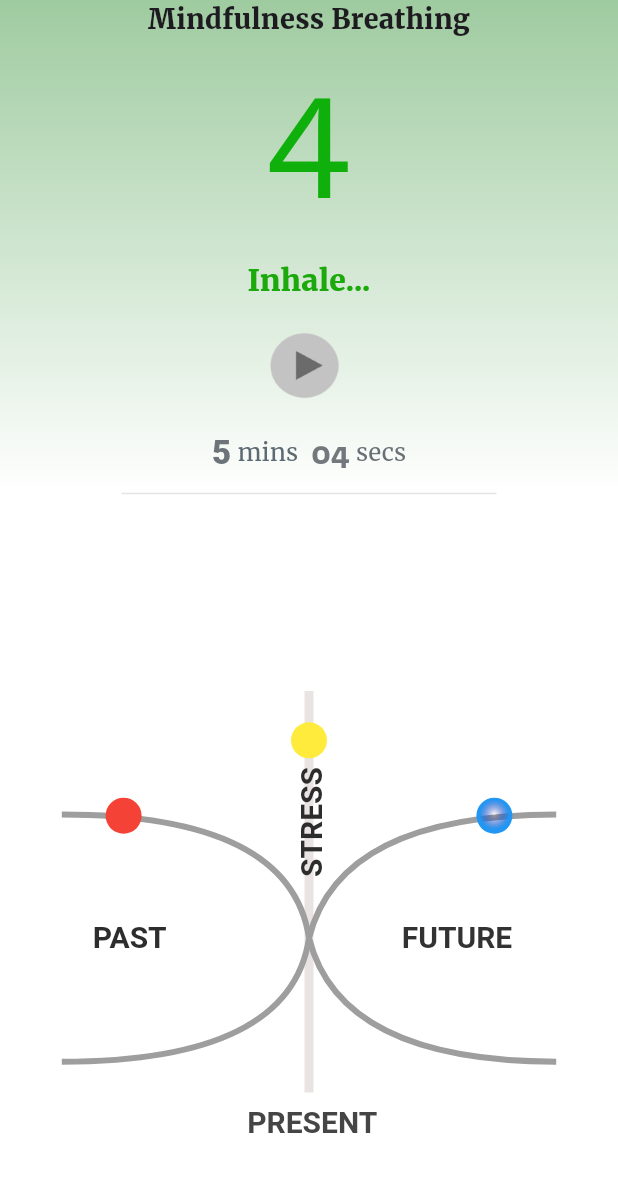
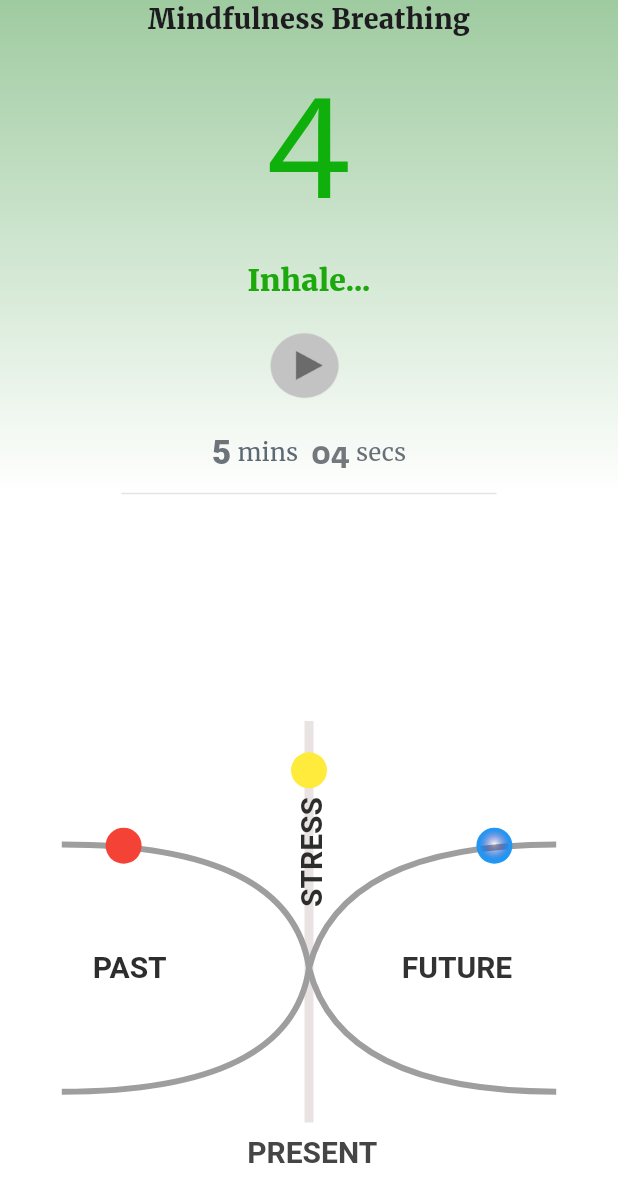
Before and after one commit to StephCurry07/gridrnd, a Flutter app: the screen it shows after launch, on a phone screen of 412 x 824 dp. Shown: the top 1202 px of the screen. Run offline on Flutter 3.47's test engine with Material 3 defaults, Android fonts, the light colour scheme and no system bars; our stand-ins replace google_fonts; Roboto replaces fonts that are missing (Antic Slab).

Commit message:
adjusted expanded widget

```diff
--- a/lib/main.dart
+++ b/lib/main.dart
@@ -137,11 +137,22 @@ class MyApp extends StatelessWidget {
                     ],
                   ),
                 ),
-                Container(
-                  child: CustomPaint(
-                    size: Size(MediaQuery.sizeOf(context).height,
-                        MediaQuery.sizeOf(context).width),
-                    painter: CurvePainter(),
+                Expanded(
+                  child: SingleChildScrollView(
+                    child: Column(
+                      crossAxisAlignment: CrossAxisAlignment.stretch,
+                      children: [
+                        SizedBox(
+                            height:
+                                20), // Adjust this value to add space above the CustomPaint
+                        CustomPaint(
+                          size: Size(MediaQuery.of(context).size.height,
+                              MediaQuery.of(context).size.width),
+                          painter: CurvePainter(),
+                        ),
+                        // Add other widgets as needed
+                      ],
+                    ),
                   ),
                 ),
               ],
```
Also changed, not shown: 2 other files.
